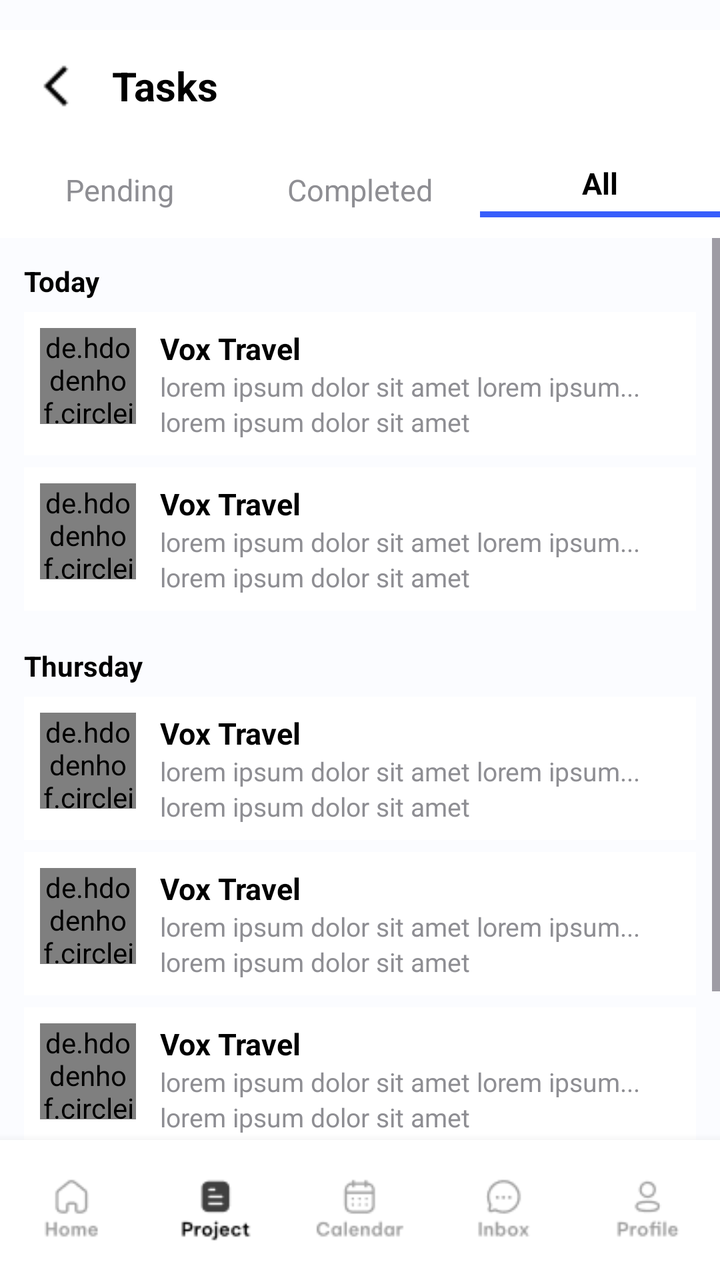
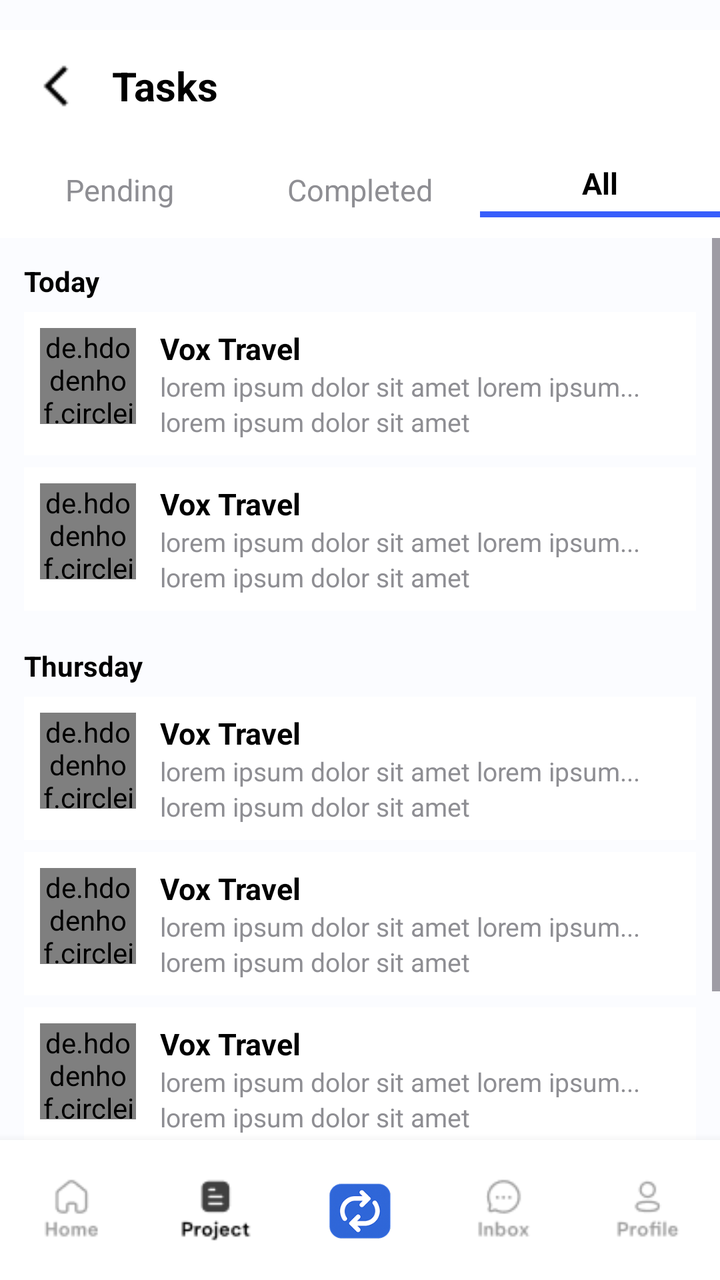

Compare the two renders of this Android layout. The source of the first and the diff that turns it into the second are given below.
<!-- AndroidManifest.xml: application theme Theme.Teamflow -->
<!-- res/layout/activity_task_list_all.xml -->
<?xml version="1.0" encoding="utf-8"?>
<RelativeLayout xmlns:android="http://schemas.android.com/apk/res/android"
    xmlns:tools="http://schemas.android.com/tools"
    xmlns:app="http://schemas.android.com/apk/res-auto"
    android:layout_width="match_parent"
    android:layout_height="match_parent"
    android:background="@color/greybg"
    android:paddingTop="15dp"
    tools:context=".task_list_all">

    
    <RelativeLayout
        android:id="@+id/topBar"
        android:layout_width="match_parent"
        android:layout_height="56dp"
        android:background="@color/white"
        android:paddingHorizontal="16dp">

        <ImageView
            android:id="@+id/back_arrow"
            android:layout_width="24dp"
            android:layout_height="24dp"
            android:layout_centerVertical="true"
            android:src="@drawable/back_arrow_head" />

        <TextView
            android:id="@+id/title"
            android:layout_width="wrap_content"
            android:layout_height="wrap_content"
            android:layout_centerVertical="true"
            android:layout_marginStart="40dp"
            android:text="Tasks"
            android:textColor="@color/black"
            android:textSize="20sp"
            android:textStyle="bold" />
    </RelativeLayout>

    
    <LinearLayout
        android:id="@+id/tabBar"
        android:layout_below="@id/topBar"
        android:layout_width="match_parent"
        android:layout_height="48dp"
        android:orientation="horizontal"
        android:background="@color/white"
        android:gravity="center"
        android:weightSum="3">

        <LinearLayout
            android:id="@+id/pendingTab"
            android:layout_width="0dp"
            android:layout_height="match_parent"
            android:layout_weight="1"
            android:orientation="vertical"
            android:gravity="center">

            <TextView
                android:layout_width="wrap_content"
                android:layout_height="wrap_content"
                android:text="Pending"
                android:textSize="15sp"
                android:textColor="@color/textgrey" />
        </LinearLayout>

        <LinearLayout
            android:id="@+id/completedTab"
            android:layout_width="0dp"
            android:layout_height="match_parent"
            android:layout_weight="1"
            android:orientation="vertical"
            android:gravity="center">

            <TextView
                android:layout_width="wrap_content"
                android:layout_height="wrap_content"
                android:text="Completed"
                android:textSize="15sp"
                android:textColor="@color/textgrey" />
        </LinearLayout>

        <LinearLayout
            android:id="@+id/allTab"
            android:layout_width="0dp"
            android:layout_height="match_parent"
            android:layout_weight="1"
            android:orientation="vertical"
            android:gravity="center">

            <TextView
                android:layout_width="wrap_content"
                android:layout_height="wrap_content"
                android:text="All"
                android:textSize="15sp"
                android:textStyle="bold"
                android:textColor="@color/black" />

            <View
                android:layout_width="match_parent"
                android:layout_height="3dp"
                android:layout_marginTop="4dp"
                android:background="@color/bluebg" />
        </LinearLayout>
    </LinearLayout>

    
    <ScrollView
        android:id="@+id/taskScroll"
        android:layout_width="match_parent"
        android:layout_height="0dp"
        android:layout_below="@id/tabBar"
        android:layout_above="@id/bottomNav"
        android:background="@color/greybg"
        android:fillViewport="true">

        <LinearLayout
            android:layout_width="match_parent"
            android:layout_height="wrap_content"
            android:orientation="vertical"
            android:paddingHorizontal="12dp">

            
            <TextView
                android:layout_width="wrap_content"
                android:layout_height="wrap_content"
                android:text="Today"
                android:textStyle="bold"
                android:textColor="@color/black"
                android:layout_marginTop="12dp"
                android:layout_marginBottom="6dp"
                android:textSize="14sp" />

            
            <include layout="@layout/item_task_placeholder" />
            <include layout="@layout/item_task_placeholder" />

            
            <TextView
                android:layout_width="wrap_content"
                android:layout_height="wrap_content"
                android:text="Thursday"
                android:textStyle="bold"
                android:textColor="@color/black"
                android:layout_marginTop="12dp"
                android:layout_marginBottom="6dp"
                android:textSize="14sp" />

            
            <include layout="@layout/item_task_placeholder_completed" />
            <include layout="@layout/item_task_placeholder_completed" />
            <include layout="@layout/item_task_placeholder_completed" />
            <include layout="@layout/item_task_placeholder_completed" />

        </LinearLayout>
    </ScrollView>

    
    <LinearLayout
        android:id="@+id/bottomNav"
        android:layout_alignParentBottom="true"
        android:layout_width="match_parent"
        android:layout_height="70dp"
        android:orientation="horizontal"
        android:background="@color/white"
        android:weightSum="5"
        android:elevation="8dp"
        android:paddingVertical="8dp">

        
        <LinearLayout
            android:layout_width="0dp"
            android:layout_height="match_parent"
            android:layout_weight="1"
            android:gravity="center"
            android:orientation="vertical">
            <ImageView
                android:layout_width="match_parent"
                android:layout_height="match_parent"
                android:layout_margin="10dp"
                android:src="@drawable/home_unselect" />
        </LinearLayout>

        
        <LinearLayout
            android:layout_width="0dp"
            android:layout_height="match_parent"
            android:layout_weight="1"
            android:gravity="center"
            android:orientation="vertical">
            <ImageView
                android:layout_width="match_parent"
                android:layout_height="match_parent"
                android:layout_margin="10dp"
                android:src="@drawable/project_selected" />
        </LinearLayout>

        
        <LinearLayout
            android:layout_width="0dp"
            android:layout_height="match_parent"
            android:layout_weight="1"
            android:gravity="center"
            android:orientation="vertical">
            <ImageView
                android:layout_width="match_parent"
                android:layout_height="match_parent"
                android:layout_margin="10dp"
                android:src="@drawable/calendar_unselect" />
        </LinearLayout>

        
        <LinearLayout
            android:layout_width="0dp"
            android:layout_height="match_parent"
            android:layout_weight="1"
            android:gravity="center"
            android:orientation="vertical">
            <ImageView
                android:layout_width="match_parent"
                android:layout_height="match_parent"
                android:layout_margin="10dp"
                android:src="@drawable/inbox_unselect" />
        </LinearLayout>

        
        <LinearLayout
            android:layout_width="0dp"
            android:layout_height="match_parent"
            android:layout_weight="1"
            android:gravity="center"
            android:orientation="vertical">
            <ImageView
                android:layout_width="match_parent"
                android:layout_height="match_parent"
                android:layout_margin="10dp"
                android:src="@drawable/profile_unselect" />
        </LinearLayout>
    </LinearLayout>

</RelativeLayout>
<!-- res/layout/item_task_placeholder.xml (included above) -->
<?xml version="1.0" encoding="utf-8"?>
<LinearLayout xmlns:android="http://schemas.android.com/apk/res/android"
    xmlns:app="http://schemas.android.com/apk/res-auto"
    android:layout_width="match_parent"
    android:layout_height="wrap_content"
    android:orientation="horizontal"
    android:padding="8dp"
    android:layout_marginBottom="6dp"
    android:background="@color/white">

    <de.hdodenhof.circleimageview.CircleImageView
        android:layout_width="48dp"
        android:layout_height="48dp"
        android:src="@drawable/task_placeholder_pending"
        android:layout_marginEnd="12dp"
        app:civ_border_width="0dp" />

    <LinearLayout
        android:layout_width="match_parent"
        android:layout_height="wrap_content"
        android:orientation="vertical">

        <TextView
            android:layout_width="wrap_content"
            android:layout_height="wrap_content"
            android:text="Vox Travel"
            android:textColor="@color/black"
            android:textStyle="bold"
            android:textSize="15sp" />

        <TextView
            android:layout_width="wrap_content"
            android:layout_height="wrap_content"
            android:text="lorem ipsum dolor sit amet lorem ipsum..."
            android:textColor="@color/textgrey"
            android:textSize="13sp" />

        <TextView
            android:layout_width="wrap_content"
            android:layout_height="wrap_content"
            android:text="lorem ipsum dolor sit amet"
            android:textColor="@color/textgrey"
            android:textSize="13sp" />
    </LinearLayout>
</LinearLayout>
<!-- res/layout/item_task_placeholder_completed.xml (included above) -->
<?xml version="1.0" encoding="utf-8"?>
<LinearLayout xmlns:android="http://schemas.android.com/apk/res/android"
    xmlns:app="http://schemas.android.com/apk/res-auto"
    android:layout_width="match_parent"
    android:layout_height="wrap_content"
    android:orientation="horizontal"
    android:padding="8dp"
    android:layout_marginBottom="6dp"
    android:background="@color/white">

    <de.hdodenhof.circleimageview.CircleImageView
        android:layout_width="48dp"
        android:layout_height="48dp"
        android:src="@drawable/task_placeholder_completed"
        android:layout_marginEnd="12dp"
        app:civ_border_width="0dp" />

    <LinearLayout
        android:layout_width="match_parent"
        android:layout_height="wrap_content"
        android:orientation="vertical">

        <TextView
            android:layout_width="wrap_content"
            android:layout_height="wrap_content"
            android:text="Vox Travel"
            android:textColor="@color/black"
            android:textStyle="bold"
            android:textSize="15sp" />

        <TextView
            android:layout_width="wrap_content"
            android:layout_height="wrap_content"
            android:text="lorem ipsum dolor sit amet lorem ipsum..."
            android:textColor="@color/textgrey"
            android:textSize="13sp" />

        <TextView
            android:layout_width="wrap_content"
            android:layout_height="wrap_content"
            android:text="lorem ipsum dolor sit amet"
            android:textColor="@color/textgrey"
            android:textSize="13sp" />
    </LinearLayout>
</LinearLayout>
<!-- resources referenced by this layout -->
<resources>
  <color name="black">#FF000000</color>
  <color name="bluebg">#375DFB</color>
  <color name="greybg">#FBFCFF</color>
  <color name="textgrey">#8E8E93</color>
  <color name="white">#FFFFFFFF</color>
  <!-- drawable back_arrow_head: png bitmap (drawable, 210 bytes) -->
  <!-- drawable calendar_unselect: png bitmap (drawable, 1151 bytes) -->
  <!-- drawable home_unselect: png bitmap (drawable, 898 bytes) -->
  <!-- drawable inbox_unselect: png bitmap (drawable, 952 bytes) -->
  <!-- drawable profile_unselect: png bitmap (drawable, 1003 bytes) -->
  <!-- drawable project_selected: png bitmap (drawable, 725 bytes) -->
  <!-- drawable task_placeholder_completed: png bitmap (drawable, 1567 bytes) -->
  <!-- drawable task_placeholder_pending: png bitmap (drawable, 1655 bytes) -->
  <style name="Theme.Teamflow" parent="Base.Theme.Teamflow" />
  <style name="Base.Theme.Teamflow" parent="Theme.Material3.DayNight.NoActionBar">
          
         <item name="colorPrimary">#2F6CE5</item>
      </style>
</resources>

<!-- the commit's change to res/layout/activity_task_list_all.xml (unified diff, before → after) -->
@@ -204,7 +204,7 @@
                 android:layout_width="match_parent"
                 android:layout_height="match_parent"
                 android:layout_margin="10dp"
-                android:src="@drawable/calendar_unselect" />
+                android:src="@drawable/logo_main" />
         </LinearLayout>
 
         
<!-- resource entries referenced after the edit -->
@@ -6,9 +6,9 @@
   <color name="textgrey">#8E8E93</color>
   <color name="white">#FFFFFFFF</color>
   <!-- drawable back_arrow_head: png bitmap (drawable, 210 bytes) -->
-  <!-- drawable calendar_unselect: png bitmap (drawable, 1151 bytes) -->
   <!-- drawable home_unselect: png bitmap (drawable, 898 bytes) -->
   <!-- drawable inbox_unselect: png bitmap (drawable, 952 bytes) -->
+  <!-- drawable logo_main: png bitmap (drawable, 15760 bytes) -->
   <!-- drawable profile_unselect: png bitmap (drawable, 1003 bytes) -->
   <!-- drawable project_selected: png bitmap (drawable, 725 bytes) -->
   <!-- drawable task_placeholder_completed: png bitmap (drawable, 1567 bytes) -->
